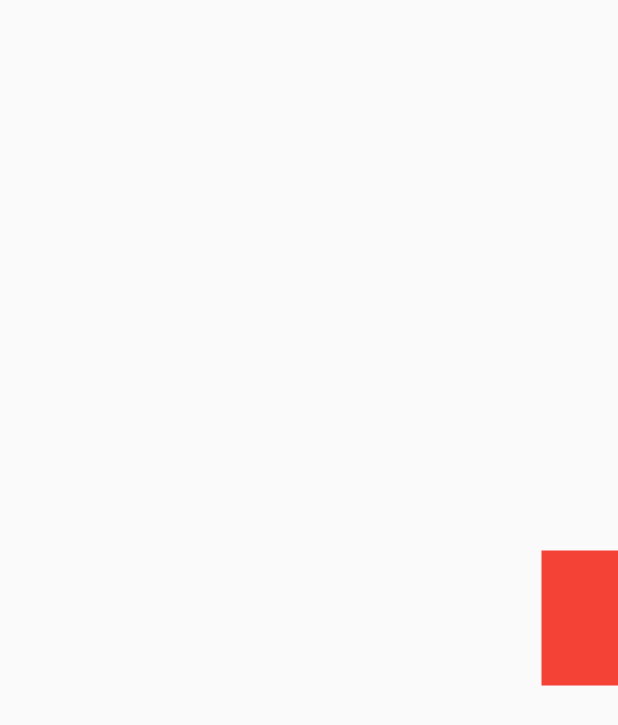
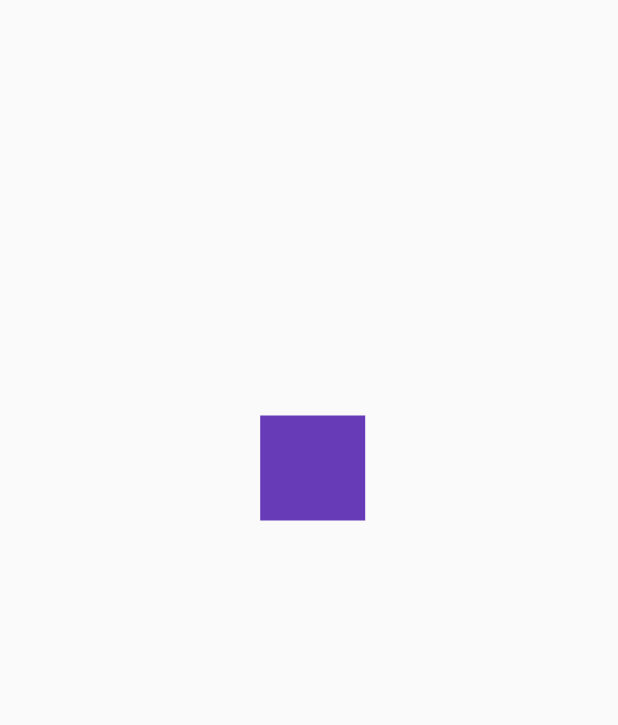
Before and after one commit to radamantis200/design_app, a Flutter app: the screen it shows after launch, on a phone screen of 412 x 824 dp. Shown: the top 725 px of the screen. Run offline on Flutter 3.47's test engine with Material 2 defaults, Android fonts, the phone set to English and light mode, and no system bars.

Commit message:
new component use component

```diff
--- a/lib/main.dart
+++ b/lib/main.dart
@@ -1,4 +1,4 @@
-import 'package:design_app/src/screens/animation_screen.dart';
+import 'package:design_app/src/screens/animation_rectangulo_screen.dart';
 import 'package:flutter/material.dart';
 
 void main(List<String> args) {
@@ -10,6 +10,6 @@ class MyApp extends StatelessWidget {
 
   @override
   Widget build(BuildContext context) {
-    return const MaterialApp(home: AnimationScreen());
+    return const MaterialApp(home: AnimationRectanguloScreen());
   }
 }
--- /dev/null
+++ b/lib/src/screens/animation_rectangulo_screen.dart
@@ -0,0 +1,89 @@
+import 'package:flutter/material.dart';
+
+class AnimationRectanguloScreen extends StatelessWidget {
+  const AnimationRectanguloScreen({super.key});
+
+  @override
+  Widget build(BuildContext context) {
+    return const Scaffold(body: _AnimationRectangulo());
+  }
+}
+
+class _AnimationRectangulo extends StatefulWidget {
+  const _AnimationRectangulo({
+    Key? key,
+  }) : super(key: key);
+
+  @override
+  State<_AnimationRectangulo> createState() => _AnimationRectanguloState();
+}
+
+class _AnimationRectanguloState extends State<_AnimationRectangulo>
+    with SingleTickerProviderStateMixin {
+  AnimationController? animationController;
+  Animation<double>? moveRight;
+  Animation<double>? moveTop;
+  Animation<double>? moveLeft;
+  Animation<double>? moveBottom;
+
+  @override
+  void initState() {
+    animationController = AnimationController(
+        vsync: this, duration: const Duration(milliseconds: 4500));
+    moveRight = Tween(begin: 0.0, end: 100.0).animate(CurvedAnimation(
+        parent: animationController!,
+        curve: const Interval(0.0, 0.25, curve: Curves.bounceOut)));
+
+    moveTop = Tween(begin: 0.0, end: -100.0).animate(CurvedAnimation(
+        parent: animationController!,
+        curve: const Interval(0.25, 0.50, curve: Curves.bounceOut)));
+
+    moveLeft = Tween(begin: 0.0, end: -100.0).animate(CurvedAnimation(
+        parent: animationController!,
+        curve: const Interval(0.50, 0.75, curve: Curves.bounceOut)));
+
+    moveBottom = Tween(begin: 0.0, end: 100.0).animate(CurvedAnimation(
+        parent: animationController!,
+        curve: const Interval(0.75, 1.0, curve: Curves.bounceOut)));
+
+    animationController!.forward();
+    animationController!.addListener(() {
+      if (animationController!.status == AnimationStatus.completed) {
+        animationController!.repeat();
+      }
+    });
+    super.initState();
+  }
+
+  @override
+  void dispose() {
+    animationController!.dispose();
+    super.dispose();
+  }
+
+  @override
+  Widget build(BuildContext context) {
+    return AnimatedBuilder(
+        animation: animationController!,
+        builder: (context, child) {
+          return Transform.translate(
+            offset: Offset(moveRight!.value + moveLeft!.value,
+                moveTop!.value + moveBottom!.value),
+            child: _Rectangulo(),
+          );
+        });
+  }
+}
+
+class _Rectangulo extends StatelessWidget {
+  @override
+  Widget build(BuildContext context) {
+    return Center(
+      child: Container(
+        width: 70,
+        height: 70,
+        color: Colors.deepPurple,
+      ),
+    );
+  }
+}
```
